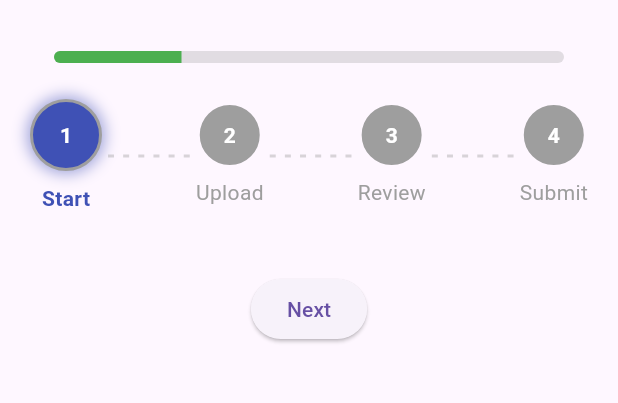
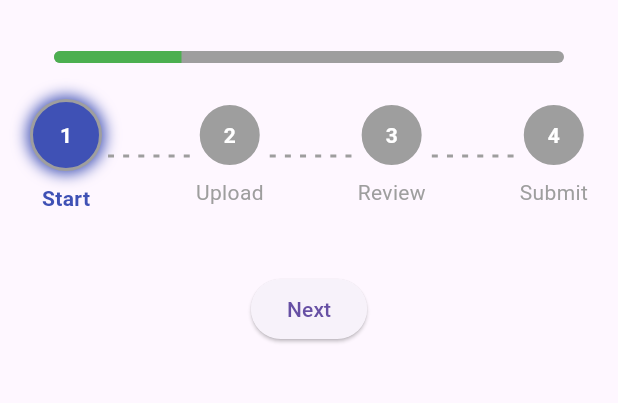
Before and after one commit to samaha-rizvi-4578/custom-Stepper-Flutter-pkg, a Flutter app: the screen it shows after launch, on a phone screen of 412 x 824 dp, the part 63-466 px from its top. Run offline on Flutter 3.47's test engine with Material 3 defaults, Android fonts, the phone set to English and light mode, and no system bars.

Commit message:
fix issues

```diff
--- a/lib/src/widgets/custom_stepper_widget.dart
+++ b/lib/src/widgets/custom_stepper_widget.dart
@@ -75,7 +75,7 @@ class CustomStepper extends StatelessWidget {
                   value: value,
                   minHeight: 8,
                   color: completedColor,
-                  backgroundColor: inactiveColor.withOpacity(0.3),
+                  backgroundColor: inactiveColor,
                 ),
               ),
             ),
@@ -127,7 +127,7 @@ class CustomStepper extends StatelessWidget {
                   value: value,
                   minHeight: 8,
                   color: completedColor,
-                  backgroundColor: inactiveColor.withOpacity(0.3),
+                  backgroundColor: inactiveColor,
                 );
               },
             ),
@@ -150,7 +150,7 @@ class CustomStepper extends StatelessWidget {
                   child: DottedLine(
                     color: isLineCompleted
                         ? completedColor
-                        : inactiveColor.withOpacity(0.4),
+                        : inactiveColor,
                   ),
                 ),
               );
@@ -182,7 +182,7 @@ class CustomStepper extends StatelessWidget {
                           boxShadow: isActive
                               ? [
                                   BoxShadow(
-                                    color: activeColor.withOpacity(0.5),
+                                    color: activeColor,
                                     blurRadius: 8,
                                     spreadRadius: 2,
                                   )
```
